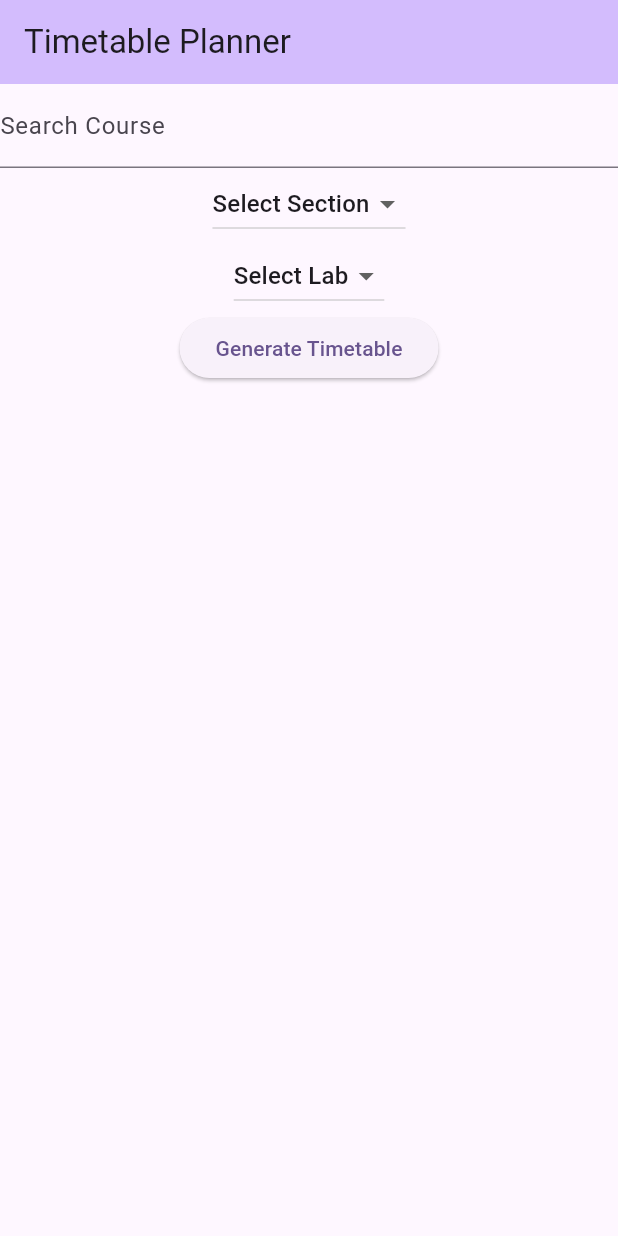
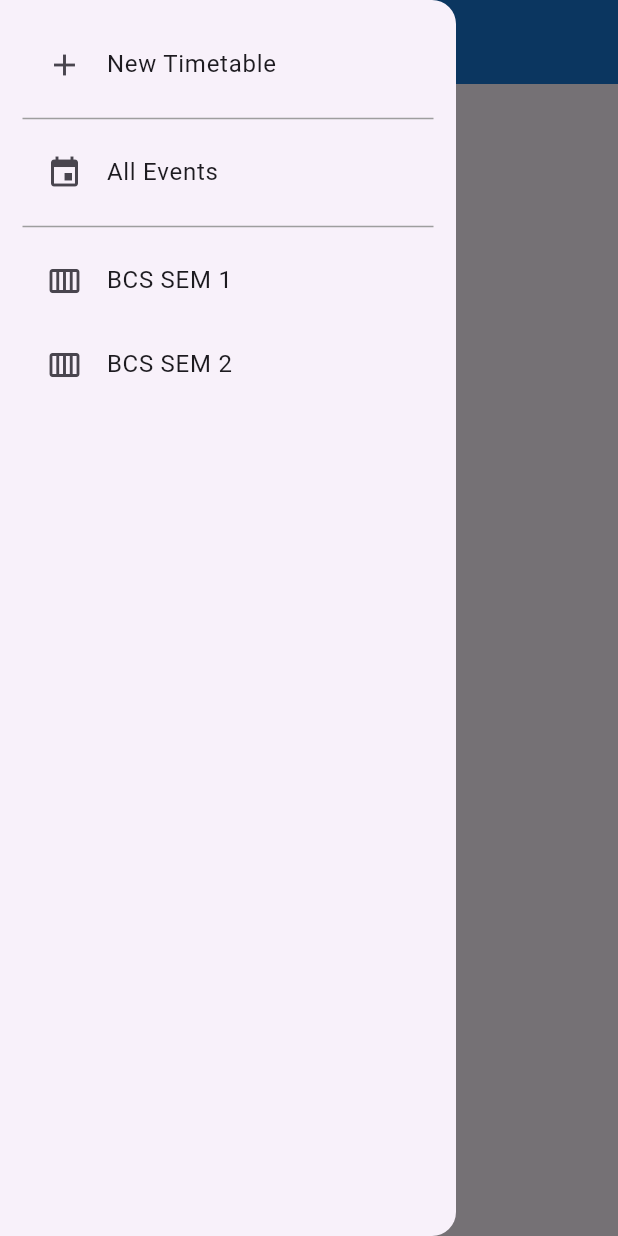
Before and after one commit to zhafranzainal/timetable_app, a Flutter app: the screen it shows after launch, with the side drawer open (before the commit the screen has no drawer), on a phone screen of 412 x 824 dp. Run offline on Flutter 3.47's test engine with Material 3 defaults, Android fonts, the phone set to English and light mode, and no system bars.

Commit message:
Add sidebar menu

```diff
--- a/lib/main.dart
+++ b/lib/main.dart
@@ -18,7 +18,7 @@ class MyApp extends StatelessWidget {
         useMaterial3: true,
       ),
       debugShowCheckedModeBanner: false,
-      home: const HomePageScreen(title: 'Timetable Planner'),
+      home: const HomePageScreen(),
     );
   }
 }
--- a/lib/screens/home_page_screen.dart
+++ b/lib/screens/home_page_screen.dart
@@ -1,173 +1,70 @@
 import 'package:flutter/material.dart';
-import 'package:timetable_app/model/course_model.dart';
+import 'package:timetable_app/screens/add_timetable_screen.dart';
 
-class HomePageScreen extends StatefulWidget {
-  const HomePageScreen({super.key, required this.title});
-
-  final String title;
+class HomePageScreen extends StatelessWidget {
+  const HomePageScreen({super.key});
 
   @override
-  State<HomePageScreen> createState() => _HomePageScreenState();
+  Widget build(BuildContext context) => Scaffold(
+        appBar: AppBar(
+          title: const Text('Home'),
+          backgroundColor: Colors.blue.shade700,
+        ),
+        drawer: const NavigationDrawer(),
+      );
 }
 
-class _HomePageScreenState extends State<HomePageScreen> {
-  String searchedCourse = '';
-  String selectedCourseCode = '';
-  String selectedCourseName = '';
-  String selectedSection = '';
-  String selectedLab = '';
-
-  // Course code to name mapping
-  List<String> courseCodes = ['BCS1033', 'BCI2023'];
-  Map<String, String> courseMap = {
-    'BCS1033': 'SOFTWARE ENGINEERING',
-    'BCI2023': 'DATABASE SYSTEMS',
-  };
-
-  List<CourseModel> timetable = [];
+class NavigationDrawer extends StatelessWidget {
+  const NavigationDrawer({super.key});
 
   @override
-  Widget build(BuildContext context) {
-    return Scaffold(
-      appBar: AppBar(
-        backgroundColor: Theme.of(context).colorScheme.inversePrimary,
-        title: Text(widget.title),
-      ),
-      body: Center(
-        child: Column(
-          mainAxisAlignment: MainAxisAlignment.center,
+  Widget build(BuildContext context) => Drawer(
+        child: SingleChildScrollView(
+            child: Column(
+          crossAxisAlignment: CrossAxisAlignment.stretch,
           children: <Widget>[
-            // Search Course
-            TextField(
-              onChanged: (value) {
-                setState(() {
-                  searchedCourse = value;
-                });
-              },
-              decoration: const InputDecoration(
-                labelText: 'Search Course',
-              ),
-            ),
-            // Show matched course codes and names as dropdown
-            searchedCourse.isNotEmpty
-                ? Expanded(
-                    child: Dialog(
-                      child: ListView.builder(
-                        itemCount: courseCodes.length,
-                        itemBuilder: (context, index) {
-                          String courseCode = courseCodes[index];
-                          String courseName = courseMap[courseCode] ?? '';
-                          if (courseCode
-                                  .toLowerCase()
-                                  .contains(searchedCourse.toLowerCase()) ||
-                              courseName
-                                  .toLowerCase()
-                                  .contains(searchedCourse.toLowerCase())) {
-                            return ListTile(
-                              title: Text('$courseCode $courseName'),
-                              onTap: () {
-                                setState(() {
-                                  selectedCourseCode = courseCode;
-                                  selectedCourseName = courseName;
-                                });
-                                Navigator.of(context).pop();
-                              },
-                            );
-                          } else {
-                            return const SizedBox.shrink();
-                          }
-                        },
-                      ),
-                    ),
-                  )
-                : const SizedBox.shrink(),
-            // Add Section
-            DropdownButton<String>(
-              value: selectedSection.isNotEmpty
-                  ? selectedSection
-                  : 'Select Section',
-              onChanged: (value) {
-                setState(() {
-                  selectedSection = value!;
-                });
-              },
-              items: <String>['Select Section', '01', '02', '03']
-                  .map<DropdownMenuItem<String>>((String value) {
-                return DropdownMenuItem<String>(
-                  value: value,
-                  child: Text(value),
-                );
-              }).toList(),
-            ),
-            // Add Lab
-            DropdownButton<String>(
-              value: selectedLab.isNotEmpty ? selectedLab : 'Select Lab',
-              onChanged: (value) {
-                setState(() {
-                  selectedLab = value!;
-                });
-              },
-              items: <String>['Select Lab', '01A', '01B']
-                  .map<DropdownMenuItem<String>>((String value) {
-                return DropdownMenuItem<String>(
-                  value: value,
-                  child: Text(value),
-                );
-              }).toList(),
-            ),
-            // Add Button to Generate Timetable
-            ElevatedButton(
-              onPressed: () {
-                generateTimetable();
-              },
-              child: const Text('Generate Timetable'),
-            ),
-            // Add List View to display timetable
-            Expanded(
-              child: ListView.builder(
-                itemCount: timetable.length,
-                itemBuilder: (context, index) {
-                  CourseModel course = timetable[index];
-                  return ListTile(
-                    title: Text('Course Code: ${course.code}'),
-                    subtitle: Column(
-                      crossAxisAlignment: CrossAxisAlignment.start,
-                      children: [
-                        Text('Course Name: ${course.name}'),
-                        Text('Section: ${course.section}'),
-                        Text('Lab: ${course.lab}'),
-                        Text('Time: ${course.time}'),
-                        Text('Location: ${course.location}'),
-                      ],
-                    ),
-                  );
-                },
-              ),
-            ),
+            buildHeader(context),
+            buildMenuItems(context),
           ],
-        ),
+        )),
+      );
+}
+
+Widget buildHeader(BuildContext context) => Container(
+      padding: EdgeInsets.only(
+        top: MediaQuery.of(context).padding.top,
       ),
     );
-  }
 
-  void generateTimetable() {
-    setState(() {
-      timetable = [
-        CourseModel(
-            code: selectedCourseCode,
-            name: selectedCourseName,
-            section: selectedSection,
-            lab: selectedLab,
-            time: '8:00 AM - 10:00 AM',
-            location: 'FSK15'),
-        CourseModel(
-            code: selectedCourseCode,
-            name: selectedCourseName,
-            section: selectedSection,
-            lab: selectedLab,
-            time: '10:30 AM - 12:30 PM',
-            location: 'FSK15'),
-      ];
-    });
-  }
-}
+Widget buildMenuItems(BuildContext context) => Container(
+    padding: const EdgeInsets.all(15),
+    child: Wrap(
+      children: [
+        ListTile(
+          leading: const Icon(Icons.add),
+          title: const Text('New Timetable'),
+          onTap: () {
+            Navigator.pop(context);
+            Navigator.of(context).push(MaterialPageRoute(
+                builder: (context) => const AddTimetableScreen()));
+          },
+        ),
+        const Divider(color: Colors.grey),
+        ListTile(
+          leading: const Icon(Icons.event),
+          title: const Text('All Events'),
+          onTap: () {},
+        ),
+        const Divider(color: Colors.grey),
+        ListTile(
+          leading: const Icon(Icons.calendar_view_week),
+          title: const Text('BCS SEM 1'),
+          onTap: () {},
+        ),
+        ListTile(
+          leading: const Icon(Icons.calendar_view_week),
+          title: const Text('BCS SEM 2'),
+          onTap: () {},
+        ),
+      ],
+    ));
```
Also changed, not shown: lib/screens/add_timetable_screen.dart (added, +171 -0 lines).
